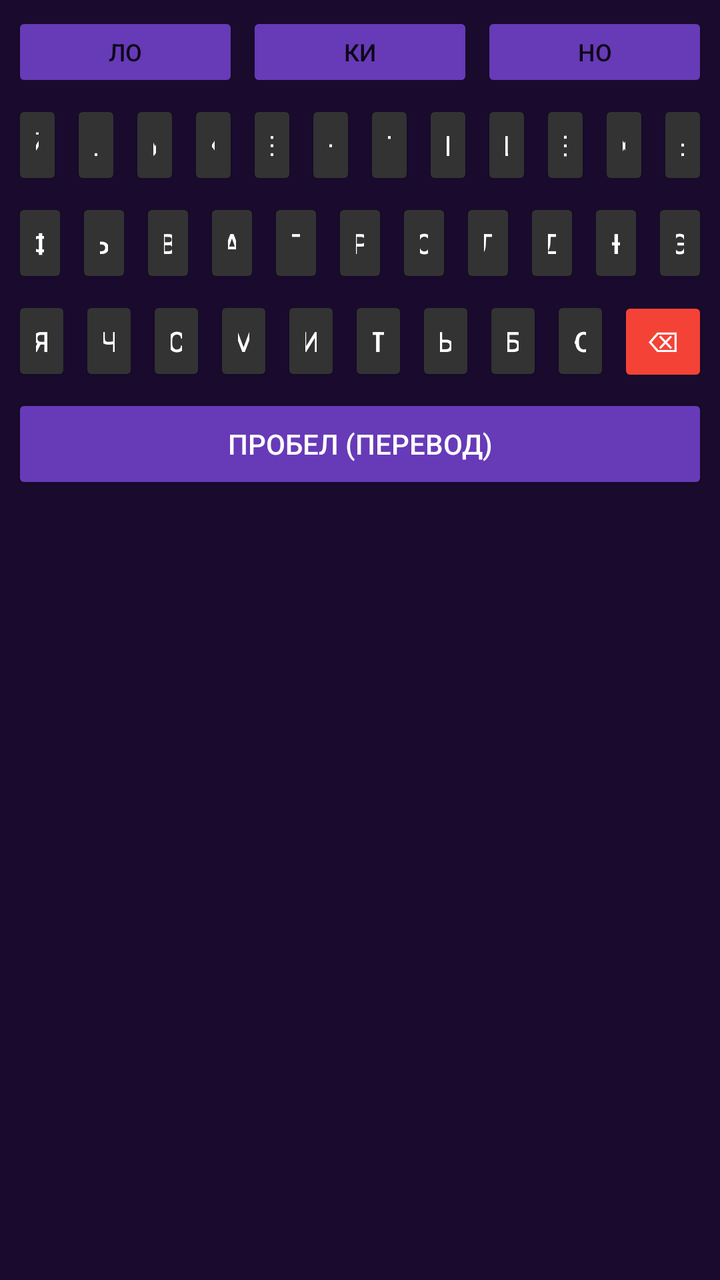
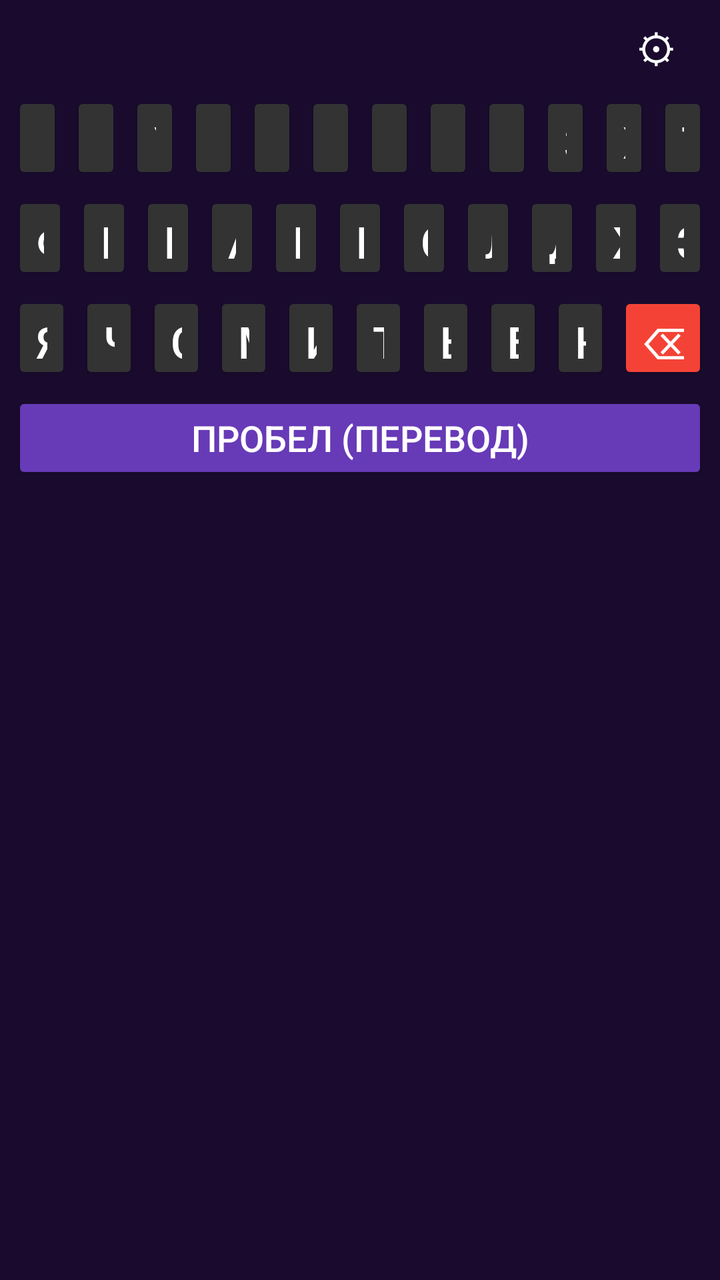

Screens rendered from an Android XML layout before and after an edit, with the pre-edit source and the edit as a unified diff.
<!-- AndroidManifest.xml: application theme Theme.AppCompat.DayNight.NoActionBar -->
<!-- res/layout/keyboard_layout.xml -->
<?xml version="1.0" encoding="utf-8"?>
<LinearLayout xmlns:android="http://schemas.android.com/apk/res/android"
    android:layout_width="match_parent"
    android:layout_height="wrap_content"
    android:orientation="vertical"
    android:background="#1A0B2E"
    android:padding="4dp">

    
    <LinearLayout
        android:layout_width="match_parent"
        android:layout_height="wrap_content"
        android:orientation="horizontal">
        <Button android:id="@+id/btnLo" android:layout_width="0dp" android:layout_weight="1" android:layout_height="40dp" android:text="Ло" android:backgroundTint="#673AB7" android:layout_margin="2dp" android:textSize="12sp"/>
        <Button android:id="@+id/btnKi" android:layout_width="0dp" android:layout_weight="1" android:layout_height="40dp" android:text="Ки" android:backgroundTint="#673AB7" android:layout_margin="2dp" android:textSize="12sp"/>
        <Button android:id="@+id/btnNo" android:layout_width="0dp" android:layout_weight="1" android:layout_height="40dp" android:text="Но" android:backgroundTint="#673AB7" android:layout_margin="2dp" android:textSize="12sp"/>
    </LinearLayout>

    
    <LinearLayout android:layout_width="match_parent" android:layout_height="wrap_content" android:orientation="horizontal">
        <Button android:id="@+id/k_й" android:layout_width="0dp" android:layout_weight="1" android:layout_height="45dp" android:text="й" android:textColor="#FFFFFF" android:backgroundTint="#333333" android:layout_margin="2dp"/>
        <Button android:id="@+id/k_ц" android:layout_width="0dp" android:layout_weight="1" android:layout_height="45dp" android:text="ц" android:textColor="#FFFFFF" android:backgroundTint="#333333" android:layout_margin="2dp"/>
        <Button android:id="@+id/k_у" android:layout_width="0dp" android:layout_weight="1" android:layout_height="45dp" android:text="у" android:textColor="#FFFFFF" android:backgroundTint="#333333" android:layout_margin="2dp"/>
        <Button android:id="@+id/k_к" android:layout_width="0dp" android:layout_weight="1" android:layout_height="45dp" android:text="к" android:textColor="#FFFFFF" android:backgroundTint="#333333" android:layout_margin="2dp"/>
        <Button android:id="@+id/k_е" android:layout_width="0dp" android:layout_weight="1" android:layout_height="45dp" android:text="е" android:textColor="#FFFFFF" android:backgroundTint="#333333" android:layout_margin="2dp"/>
        <Button android:id="@+id/k_н" android:layout_width="0dp" android:layout_weight="1" android:layout_height="45dp" android:text="н" android:textColor="#FFFFFF" android:backgroundTint="#333333" android:layout_margin="2dp"/>
        <Button android:id="@+id/k_г" android:layout_width="0dp" android:layout_weight="1" android:layout_height="45dp" android:text="г" android:textColor="#FFFFFF" android:backgroundTint="#333333" android:layout_margin="2dp"/>
        <Button android:id="@+id/k_ш" android:layout_width="0dp" android:layout_weight="1" android:layout_height="45dp" android:text="ш" android:textColor="#FFFFFF" android:backgroundTint="#333333" android:layout_margin="2dp"/>
        <Button android:id="@+id/k_щ" android:layout_width="0dp" android:layout_weight="1" android:layout_height="45dp" android:text="щ" android:textColor="#FFFFFF" android:backgroundTint="#333333" android:layout_margin="2dp"/>
        <Button android:id="@+id/k_з" android:layout_width="0dp" android:layout_weight="1" android:layout_height="45dp" android:text="з" android:textColor="#FFFFFF" android:backgroundTint="#333333" android:layout_margin="2dp"/>
        <Button android:id="@+id/k_х" android:layout_width="0dp" android:layout_weight="1" android:layout_height="45dp" android:text="х" android:textColor="#FFFFFF" android:backgroundTint="#333333" android:layout_margin="2dp"/>
        <Button android:id="@+id/k_ъ" android:layout_width="0dp" android:layout_weight="1" android:layout_height="45dp" android:text="ъ" android:textColor="#FFFFFF" android:backgroundTint="#333333" android:layout_margin="2dp"/>
    </LinearLayout>

    
    <LinearLayout android:layout_width="match_parent" android:layout_height="wrap_content" android:orientation="horizontal">
        <Button android:id="@+id/k_ф" android:layout_width="0dp" android:layout_weight="1" android:layout_height="45dp" android:text="ф" android:textColor="#FFFFFF" android:backgroundTint="#333333" android:layout_margin="2dp"/>
        <Button android:id="@+id/k_ы" android:layout_width="0dp" android:layout_weight="1" android:layout_height="45dp" android:text="ы" android:textColor="#FFFFFF" android:backgroundTint="#333333" android:layout_margin="2dp"/>
        <Button android:id="@+id/k_в" android:layout_width="0dp" android:layout_weight="1" android:layout_height="45dp" android:text="в" android:textColor="#FFFFFF" android:backgroundTint="#333333" android:layout_margin="2dp"/>
        <Button android:id="@+id/k_а" android:layout_width="0dp" android:layout_weight="1" android:layout_height="45dp" android:text="а" android:textColor="#FFFFFF" android:backgroundTint="#333333" android:layout_margin="2dp"/>
        <Button android:id="@+id/k_п" android:layout_width="0dp" android:layout_weight="1" android:layout_height="45dp" android:text="п" android:textColor="#FFFFFF" android:backgroundTint="#333333" android:layout_margin="2dp"/>
        <Button android:id="@+id/k_р" android:layout_width="0dp" android:layout_weight="1" android:layout_height="45dp" android:text="р" android:textColor="#FFFFFF" android:backgroundTint="#333333" android:layout_margin="2dp"/>
        <Button android:id="@+id/k_о" android:layout_width="0dp" android:layout_weight="1" android:layout_height="45dp" android:text="о" android:textColor="#FFFFFF" android:backgroundTint="#333333" android:layout_margin="2dp"/>
        <Button android:id="@+id/k_л" android:layout_width="0dp" android:layout_weight="1" android:layout_height="45dp" android:text="л" android:textColor="#FFFFFF" android:backgroundTint="#333333" android:layout_margin="2dp"/>
        <Button android:id="@+id/k_д" android:layout_width="0dp" android:layout_weight="1" android:layout_height="45dp" android:text="д" android:textColor="#FFFFFF" android:backgroundTint="#333333" android:layout_margin="2dp"/>
        <Button android:id="@+id/k_ж" android:layout_width="0dp" android:layout_weight="1" android:layout_height="45dp" android:text="ж" android:textColor="#FFFFFF" android:backgroundTint="#333333" android:layout_margin="2dp"/>
        <Button android:id="@+id/k_э" android:layout_width="0dp" android:layout_weight="1" android:layout_height="45dp" android:text="э" android:textColor="#FFFFFF" android:backgroundTint="#333333" android:layout_margin="2dp"/>
    </LinearLayout>

    
    <LinearLayout android:layout_width="match_parent" android:layout_height="wrap_content" android:orientation="horizontal">
        <Button android:id="@+id/k_я" android:layout_width="0dp" android:layout_weight="1" android:layout_height="45dp" android:text="я" android:textColor="#FFFFFF" android:backgroundTint="#333333" android:layout_margin="2dp"/>
        <Button android:id="@+id/k_ч" android:layout_width="0dp" android:layout_weight="1" android:layout_height="45dp" android:text="ч" android:textColor="#FFFFFF" android:backgroundTint="#333333" android:layout_margin="2dp"/>
        <Button android:id="@+id/k_с" android:layout_width="0dp" android:layout_weight="1" android:layout_height="45dp" android:text="с" android:textColor="#FFFFFF" android:backgroundTint="#333333" android:layout_margin="2dp"/>
        <Button android:id="@+id/k_м" android:layout_width="0dp" android:layout_weight="1" android:layout_height="45dp" android:text="м" android:textColor="#FFFFFF" android:backgroundTint="#333333" android:layout_margin="2dp"/>
        <Button android:id="@+id/k_и" android:layout_width="0dp" android:layout_weight="1" android:layout_height="45dp" android:text="и" android:textColor="#FFFFFF" android:backgroundTint="#333333" android:layout_margin="2dp"/>
        <Button android:id="@+id/k_т" android:layout_width="0dp" android:layout_weight="1" android:layout_height="45dp" android:text="т" android:textColor="#FFFFFF" android:backgroundTint="#333333" android:layout_margin="2dp"/>
        <Button android:id="@+id/k_ь" android:layout_width="0dp" android:layout_weight="1" android:layout_height="45dp" android:text="ь" android:textColor="#FFFFFF" android:backgroundTint="#333333" android:layout_margin="2dp"/>
        <Button android:id="@+id/k_б" android:layout_width="0dp" android:layout_weight="1" android:layout_height="45dp" android:text="б" android:textColor="#FFFFFF" android:backgroundTint="#333333" android:layout_margin="2dp"/>
        <Button android:id="@+id/k_ю" android:layout_width="0dp" android:layout_weight="1" android:layout_height="45dp" android:text="ю" android:textColor="#FFFFFF" android:backgroundTint="#333333" android:layout_margin="2dp"/>
        <Button android:id="@+id/btnBackspace" android:layout_width="0dp" android:layout_weight="1.5" android:layout_height="45dp" android:text="⌫" android:textColor="#FFFFFF" android:backgroundTint="#F44336" android:layout_margin="2dp"/>
    </LinearLayout>

    
    <LinearLayout android:layout_width="match_parent" android:layout_height="wrap_content" android:orientation="horizontal">
        <Button android:id="@+id/btnSpace" android:layout_width="0dp" android:layout_weight="3" android:layout_height="50dp" android:text="ПРОБЕЛ (Перевод)" android:textColor="#FFFFFF" android:backgroundTint="#673AB7" android:layout_margin="2dp"/>
    </LinearLayout>
</LinearLayout>
<!-- resources referenced by this layout -->
<resources>

</resources>

<!-- the commit's change to res/layout/keyboard_layout.xml (unified diff, before → after) -->
@@ -9,60 +9,68 @@
     
     <LinearLayout
         android:layout_width="match_parent"
-        android:layout_height="wrap_content"
-        android:orientation="horizontal">
-        <Button android:id="@+id/btnLo" android:layout_width="0dp" android:layout_weight="1" android:layout_height="40dp" android:text="Ло" android:backgroundTint="#673AB7" android:layout_margin="2dp" android:textSize="12sp"/>
-        <Button android:id="@+id/btnKi" android:layout_width="0dp" android:layout_weight="1" android:layout_height="40dp" android:text="Ки" android:backgroundTint="#673AB7" android:layout_margin="2dp" android:textSize="12sp"/>
-        <Button android:id="@+id/btnNo" android:layout_width="0dp" android:layout_weight="1" android:layout_height="40dp" android:text="Но" android:backgroundTint="#673AB7" android:layout_margin="2dp" android:textSize="12sp"/>
+        android:layout_height="40dp"
+        android:orientation="horizontal"
+        android:gravity="end"
+        android:paddingRight="8dp">
+        <Button
+            android:id="@+id/btnSettings"
+            android:layout_width="40dp"
+            android:layout_height="40dp"
+            android:text="⚙"
+            android:textSize="20sp"
+            android:textColor="#FFFFFF"
+            android:backgroundTint="#00000000"
+            android:background="@null" />
     </LinearLayout>
 
     
-    <LinearLayout android:layout_width="match_parent" android:layout_height="wrap_content" android:orientation="horizontal">
-        <Button android:id="@+id/k_й" android:layout_width="0dp" android:layout_weight="1" android:layout_height="45dp" android:text="й" android:textColor="#FFFFFF" android:backgroundTint="#333333" android:layout_margin="2dp"/>
-        <Button android:id="@+id/k_ц" android:layout_width="0dp" android:layout_weight="1" android:layout_height="45dp" android:text="ц" android:textColor="#FFFFFF" android:backgroundTint="#333333" android:layout_margin="2dp"/>
-        <Button android:id="@+id/k_у" android:layout_width="0dp" android:layout_weight="1" android:layout_height="45dp" android:text="у" android:textColor="#FFFFFF" android:backgroundTint="#333333" android:layout_margin="2dp"/>
-        <Button android:id="@+id/k_к" android:layout_width="0dp" android:layout_weight="1" android:layout_height="45dp" android:text="к" android:textColor="#FFFFFF" android:backgroundTint="#333333" android:layout_margin="2dp"/>
-        <Button android:id="@+id/k_е" android:layout_width="0dp" android:layout_weight="1" android:layout_height="45dp" android:text="е" android:textColor="#FFFFFF" android:backgroundTint="#333333" android:layout_margin="2dp"/>
-        <Button android:id="@+id/k_н" android:layout_width="0dp" android:layout_weight="1" android:layout_height="45dp" android:text="н" android:textColor="#FFFFFF" android:backgroundTint="#333333" android:layout_margin="2dp"/>
-        <Button android:id="@+id/k_г" android:layout_width="0dp" android:layout_weight="1" android:layout_height="45dp" android:text="г" android:textColor="#FFFFFF" android:backgroundTint="#333333" android:layout_margin="2dp"/>
-        <Button android:id="@+id/k_ш" android:layout_width="0dp" android:layout_weight="1" android:layout_height="45dp" android:text="ш" android:textColor="#FFFFFF" android:backgroundTint="#333333" android:layout_margin="2dp"/>
-        <Button android:id="@+id/k_щ" android:layout_width="0dp" android:layout_weight="1" android:layout_height="45dp" android:text="щ" android:textColor="#FFFFFF" android:backgroundTint="#333333" android:layout_margin="2dp"/>
-        <Button android:id="@+id/k_з" android:layout_width="0dp" android:layout_weight="1" android:layout_height="45dp" android:text="з" android:textColor="#FFFFFF" android:backgroundTint="#333333" android:layout_margin="2dp"/>
-        <Button android:id="@+id/k_х" android:layout_width="0dp" android:layout_weight="1" android:layout_height="45dp" android:text="х" android:textColor="#FFFFFF" android:backgroundTint="#333333" android:layout_margin="2dp"/>
-        <Button android:id="@+id/k_ъ" android:layout_width="0dp" android:layout_weight="1" android:layout_height="45dp" android:text="ъ" android:textColor="#FFFFFF" android:backgroundTint="#333333" android:layout_margin="2dp"/>
+    <LinearLayout android:layout_width="match_parent" android:layout_height="50dp" android:orientation="horizontal">
+        <Button android:id="@+id/k_й" android:layout_width="0dp" android:layout_weight="1" android:layout_height="match_parent" android:text="й" android:textSize="22sp" android:textColor="#FFFFFF" android:backgroundTint="#333333" android:layout_margin="2dp"/>
+        <Button android:id="@+id/k_ц" android:layout_width="0dp" android:layout_weight="1" android:layout_height="match_parent" android:text="ц" android:textSize="22sp" android:textColor="#FFFFFF" android:backgroundTint="#333333" android:layout_margin="2dp"/>
+        <Button android:id="@+id/k_у" android:layout_width="0dp" android:layout_weight="1" android:layout_height="match_parent" android:text="у" android:textSize="22sp" android:textColor="#FFFFFF" android:backgroundTint="#333333" android:layout_margin="2dp"/>
+        <Button android:id="@+id/k_к" android:layout_width="0dp" android:layout_weight="1" android:layout_height="match_parent" android:text="к" android:textSize="22sp" android:textColor="#FFFFFF" android:backgroundTint="#333333" android:layout_margin="2dp"/>
+        <Button android:id="@+id/k_е" android:layout_width="0dp" android:layout_weight="1" android:layout_height="match_parent" android:text="е" android:textSize="22sp" android:textColor="#FFFFFF" android:backgroundTint="#333333" android:layout_margin="2dp"/>
+        <Button android:id="@+id/k_н" android:layout_width="0dp" android:layout_weight="1" android:layout_height="match_parent" android:text="н" android:textSize="22sp" android:textColor="#FFFFFF" android:backgroundTint="#333333" android:layout_margin="2dp"/>
+        <Button android:id="@+id/k_г" android:layout_width="0dp" android:layout_weight="1" android:layout_height="match_parent" android:text="г" android:textSize="22sp" android:textColor="#FFFFFF" android:backgroundTint="#333333" android:layout_margin="2dp"/>
+        <Button android:id="@+id/k_ш" android:layout_width="0dp" android:layout_weight="1" android:layout_height="match_parent" android:text="ш" android:textSize="22sp" android:textColor="#FFFFFF" android:backgroundTint="#333333" android:layout_margin="2dp"/>
+        <Button android:id="@+id/k_щ" android:layout_width="0dp" android:layout_weight="1" android:layout_height="match_parent" android:text="щ" android:textSize="22sp" android:textColor="#FFFFFF" android:backgroundTint="#333333" android:layout_margin="2dp"/>
+        <Button android:id="@+id/k_з" android:layout_width="0dp" android:layout_weight="1" android:layout_height="match_parent" android:text="з" android:textSize="22sp" android:textColor="#FFFFFF" android:backgroundTint="#333333" android:layout_margin="2dp"/>
+        <Button android:id="@+id/k_х" android:layout_width="0dp" android:layout_weight="1" android:layout_height="match_parent" android:text="х" android:textSize="22sp" android:textColor="#FFFFFF" android:backgroundTint="#333333" android:layout_margin="2dp"/>
+        <Button android:id="@+id/k_ъ" android:layout_width="0dp" android:layout_weight="1" android:layout_height="match_parent" android:text="ъ" android:textSize="22sp" android:textColor="#FFFFFF" android:backgroundTint="#333333" android:layout_margin="2dp"/>
     </LinearLayout>
 
     
-    <LinearLayout android:layout_width="match_parent" android:layout_height="wrap_content" android:orientation="horizontal">
-        <Button android:id="@+id/k_ф" android:layout_width="0dp" android:layout_weight="1" android:layout_height="45dp" android:text="ф" android:textColor="#FFFFFF" android:backgroundTint="#333333" android:layout_margin="2dp"/>
-        <Button android:id="@+id/k_ы" android:layout_width="0dp" android:layout_weight="1" android:layout_height="45dp" android:text="ы" android:textColor="#FFFFFF" android:backgroundTint="#333333" android:layout_margin="2dp"/>
-        <Button android:id="@+id/k_в" android:layout_width="0dp" android:layout_weight="1" android:layout_height="45dp" android:text="в" android:textColor="#FFFFFF" android:backgroundTint="#333333" android:layout_margin="2dp"/>
-        <Button android:id="@+id/k_а" android:layout_width="0dp" android:layout_weight="1" android:layout_height="45dp" android:text="а" android:textColor="#FFFFFF" android:backgroundTint="#333333" android:layout_margin="2dp"/>
-        <Button android:id="@+id/k_п" android:layout_width="0dp" android:layout_weight="1" android:layout_height="45dp" android:text="п" android:textColor="#FFFFFF" android:backgroundTint="#333333" android:layout_margin="2dp"/>
-        <Button android:id="@+id/k_р" android:layout_width="0dp" android:layout_weight="1" android:layout_height="45dp" android:text="р" android:textColor="#FFFFFF" android:backgroundTint="#333333" android:layout_margin="2dp"/>
-        <Button android:id="@+id/k_о" android:layout_width="0dp" android:layout_weight="1" android:layout_height="45dp" android:text="о" android:textColor="#FFFFFF" android:backgroundTint="#333333" android:layout_margin="2dp"/>
-        <Button android:id="@+id/k_л" android:layout_width="0dp" android:layout_weight="1" android:layout_height="45dp" android:text="л" android:textColor="#FFFFFF" android:backgroundTint="#333333" android:layout_margin="2dp"/>
-        <Button android:id="@+id/k_д" android:layout_width="0dp" android:layout_weight="1" android:layout_height="45dp" android:text="д" android:textColor="#FFFFFF" android:backgroundTint="#333333" android:layout_margin="2dp"/>
-        <Button android:id="@+id/k_ж" android:layout_width="0dp" android:layout_weight="1" android:layout_height="45dp" android:text="ж" android:textColor="#FFFFFF" android:backgroundTint="#333333" android:layout_margin="2dp"/>
-        <Button android:id="@+id/k_э" android:layout_width="0dp" android:layout_weight="1" android:layout_height="45dp" android:text="э" android:textColor="#FFFFFF" android:backgroundTint="#333333" android:layout_margin="2dp"/>
+    <LinearLayout android:layout_width="match_parent" android:layout_height="50dp" android:orientation="horizontal">
+        <Button android:id="@+id/k_ф" android:layout_width="0dp" android:layout_weight="1" android:layout_height="match_parent" android:text="ф" android:textSize="22sp" android:textColor="#FFFFFF" android:backgroundTint="#333333" android:layout_margin="2dp"/>
+        <Button android:id="@+id/k_ы" android:layout_width="0dp" android:layout_weight="1" android:layout_height="match_parent" android:text="ы" android:textSize="22sp" android:textColor="#FFFFFF" android:backgroundTint="#333333" android:layout_margin="2dp"/>
+        <Button android:id="@+id/k_в" android:layout_width="0dp" android:layout_weight="1" android:layout_height="match_parent" android:text="в" android:textSize="22sp" android:textColor="#FFFFFF" android:backgroundTint="#333333" android:layout_margin="2dp"/>
+        <Button android:id="@+id/k_а" android:layout_width="0dp" android:layout_weight="1" android:layout_height="match_parent" android:text="а" android:textSize="22sp" android:textColor="#FFFFFF" android:backgroundTint="#333333" android:layout_margin="2dp"/>
+        <Button android:id="@+id/k_п" android:layout_width="0dp" android:layout_weight="1" android:layout_height="match_parent" android:text="п" android:textSize="22sp" android:textColor="#FFFFFF" android:backgroundTint="#333333" android:layout_margin="2dp"/>
+        <Button android:id="@+id/k_р" android:layout_width="0dp" android:layout_weight="1" android:layout_height="match_parent" android:text="р" android:textSize="22sp" android:textColor="#FFFFFF" android:backgroundTint="#333333" android:layout_margin="2dp"/>
+        <Button android:id="@+id/k_о" android:layout_width="0dp" android:layout_weight="1" android:layout_height="match_parent" android:text="о" android:textSize="22sp" android:textColor="#FFFFFF" android:backgroundTint="#333333" android:layout_margin="2dp"/>
+        <Button android:id="@+id/k_л" android:layout_width="0dp" android:layout_weight="1" android:layout_height="match_parent" android:text="л" android:textSize="22sp" android:textColor="#FFFFFF" android:backgroundTint="#333333" android:layout_margin="2dp"/>
+        <Button android:id="@+id/k_д" android:layout_width="0dp" android:layout_weight="1" android:layout_height="match_parent" android:text="д" android:textSize="22sp" android:textColor="#FFFFFF" android:backgroundTint="#333333" android:layout_margin="2dp"/>
+        <Button android:id="@+id/k_ж" android:layout_width="0dp" android:layout_weight="1" android:layout_height="match_parent" android:text="ж" android:textSize="22sp" android:textColor="#FFFFFF" android:backgroundTint="#333333" android:layout_margin="2dp"/>
+        <Button android:id="@+id/k_э" android:layout_width="0dp" android:layout_weight="1" android:layout_height="match_parent" android:text="э" android:textSize="22sp" android:textColor="#FFFFFF" android:backgroundTint="#333333" android:layout_margin="2dp"/>
     </LinearLayout>
 
     
-    <LinearLayout android:layout_width="match_parent" android:layout_height="wrap_content" android:orientation="horizontal">
-        <Button android:id="@+id/k_я" android:layout_width="0dp" android:layout_weight="1" android:layout_height="45dp" android:text="я" android:textColor="#FFFFFF" android:backgroundTint="#333333" android:layout_margin="2dp"/>
-        <Button android:id="@+id/k_ч" android:layout_width="0dp" android:layout_weight="1" android:layout_height="45dp" android:text="ч" android:textColor="#FFFFFF" android:backgroundTint="#333333" android:layout_margin="2dp"/>
-        <Button android:id="@+id/k_с" android:layout_width="0dp" android:layout_weight="1" android:layout_height="45dp" android:text="с" android:textColor="#FFFFFF" android:backgroundTint="#333333" android:layout_margin="2dp"/>
-        <Button android:id="@+id/k_м" android:layout_width="0dp" android:layout_weight="1" android:layout_height="45dp" android:text="м" android:textColor="#FFFFFF" android:backgroundTint="#333333" android:layout_margin="2dp"/>
-        <Button android:id="@+id/k_и" android:layout_width="0dp" android:layout_weight="1" android:layout_height="45dp" android:text="и" android:textColor="#FFFFFF" android:backgroundTint="#333333" android:layout_margin="2dp"/>
-        <Button android:id="@+id/k_т" android:layout_width="0dp" android:layout_weight="1" android:layout_height="45dp" android:text="т" android:textColor="#FFFFFF" android:backgroundTint="#333333" android:layout_margin="2dp"/>
-        <Button android:id="@+id/k_ь" android:layout_width="0dp" android:layout_weight="1" android:layout_height="45dp" android:text="ь" android:textColor="#FFFFFF" android:backgroundTint="#333333" android:layout_margin="2dp"/>
-        <Button android:id="@+id/k_б" android:layout_width="0dp" android:layout_weight="1" android:layout_height="45dp" android:text="б" android:textColor="#FFFFFF" android:backgroundTint="#333333" android:layout_margin="2dp"/>
-        <Button android:id="@+id/k_ю" android:layout_width="0dp" android:layout_weight="1" android:layout_height="45dp" android:text="ю" android:textColor="#FFFFFF" android:backgroundTint="#333333" android:layout_margin="2dp"/>
-        <Button android:id="@+id/btnBackspace" android:layout_width="0dp" android:layout_weight="1.5" android:layout_height="45dp" android:text="⌫" android:textColor="#FFFFFF" android:backgroundTint="#F44336" android:layout_margin="2dp"/>
+    <LinearLayout android:layout_width="match_parent" android:layout_height="50dp" android:orientation="horizontal">
+        <Button android:id="@+id/k_я" android:layout_width="0dp" android:layout_weight="1" android:layout_height="match_parent" android:text="я" android:textSize="22sp" android:textColor="#FFFFFF" android:backgroundTint="#333333" android:layout_margin="2dp"/>
+        <Button android:id="@+id/k_ч" android:layout_width="0dp" android:layout_weight="1" android:layout_height="match_parent" android:text="ч" android:textSize="22sp" android:textColor="#FFFFFF" android:backgroundTint="#333333" android:layout_margin="2dp"/>
+        <Button android:id="@+id/k_с" android:layout_width="0dp" android:layout_weight="1" android:layout_height="match_parent" android:text="с" android:textSize="22sp" android:textColor="#FFFFFF" android:backgroundTint="#333333" android:layout_margin="2dp"/>
+        <Button android:id="@+id/k_м" android:layout_width="0dp" android:layout_weight="1" android:layout_height="match_parent" android:text="м" android:textSize="22sp" android:textColor="#FFFFFF" android:backgroundTint="#333333" android:layout_margin="2dp"/>
+        <Button android:id="@+id/k_и" android:layout_width="0dp" android:layout_weight="1" android:layout_height="match_parent" android:text="и" android:textSize="22sp" android:textColor="#FFFFFF" android:backgroundTint="#333333" android:layout_margin="2dp"/>
+        <Button android:id="@+id/k_т" android:layout_width="0dp" android:layout_weight="1" android:layout_height="match_parent" android:text="т" android:textSize="22sp" android:textColor="#FFFFFF" android:backgroundTint="#333333" android:layout_margin="2dp"/>
+        <Button android:id="@+id/k_ь" android:layout_width="0dp" android:layout_weight="1" android:layout_height="match_parent" android:text="ь" android:textSize="22sp" android:textColor="#FFFFFF" android:backgroundTint="#333333" android:layout_margin="2dp"/>
+        <Button android:id="@+id/k_б" android:layout_width="0dp" android:layout_weight="1" android:layout_height="match_parent" android:text="б" android:textSize="22sp" android:textColor="#FFFFFF" android:backgroundTint="#333333" android:layout_margin="2dp"/>
+        <Button android:id="@+id/k_ю" android:layout_width="0dp" android:layout_weight="1" android:layout_height="match_parent" android:text="ю" android:textSize="22sp" android:textColor="#FFFFFF" android:backgroundTint="#333333" android:layout_margin="2dp"/>
+        <Button android:id="@+id/btnBackspace" android:layout_width="0dp" android:layout_weight="1.5" android:layout_height="match_parent" android:text="⌫" android:textSize="22sp" android:textColor="#FFFFFF" android:backgroundTint="#F44336" android:layout_margin="2dp"/>
     </LinearLayout>
 
     
-    <LinearLayout android:layout_width="match_parent" android:layout_height="wrap_content" android:orientation="horizontal">
-        <Button android:id="@+id/btnSpace" android:layout_width="0dp" android:layout_weight="3" android:layout_height="50dp" android:text="ПРОБЕЛ (Перевод)" android:textColor="#FFFFFF" android:backgroundTint="#673AB7" android:layout_margin="2dp"/>
+    <LinearLayout android:layout_width="match_parent" android:layout_height="50dp" android:orientation="horizontal">
+        <Button android:id="@+id/btnSpace" android:layout_width="0dp" android:layout_weight="1" android:layout_height="match_parent" android:text="ПРОБЕЛ (Перевод)" android:textSize="18sp" android:textColor="#FFFFFF" android:backgroundTint="#673AB7" android:layout_margin="2dp"/>
     </LinearLayout>
 </LinearLayout>
